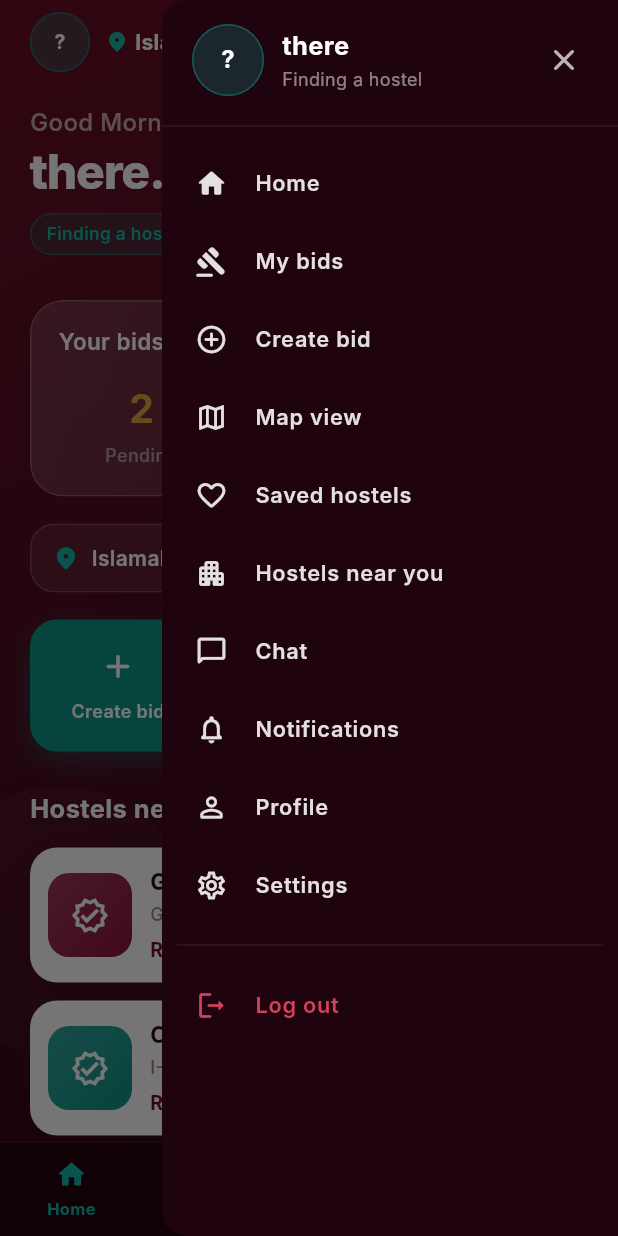
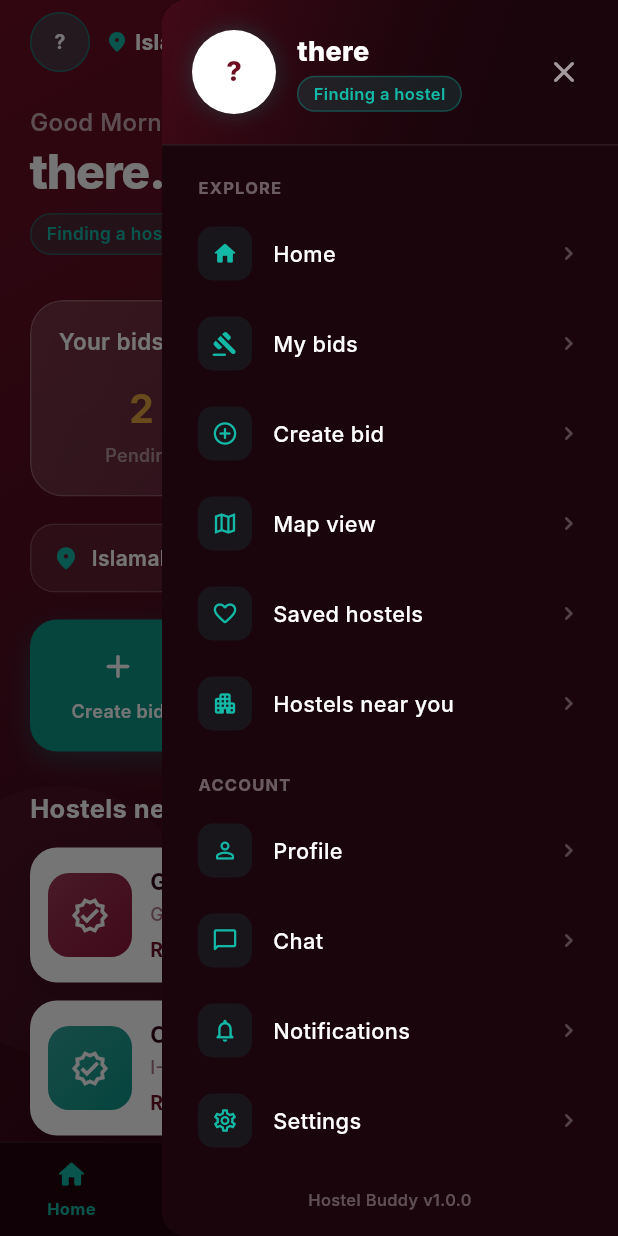
Before and after one commit to student-air/hostel_buddy, a Flutter app: the SeekerHomeView screen opened by its route, in the side drawer, after a tap on "Profile", on a phone screen of 412 x 824 dp. Run offline on Flutter 3.47's test engine with Material 3 defaults, Android fonts, the phone set to English and light mode, and no system bars; our stand-ins replace geocoding, geolocator, get, get_storage, image_cropper, image_picker and 1 more; accounts and stored records are empty; Roboto replaces fonts that are missing (Inter).

```diff
--- a/lib/presentation/seeker_home/views/seeker_home_view.dart
+++ b/lib/presentation/seeker_home/views/seeker_home_view.dart
@@ -887,6 +887,10 @@ class _BottomNav extends StatelessWidget {
 // SIDE DRAWER (opened by notification icon)
 // ═══════════════════════════════════════════
 
+// ═══════════════════════════════════════════
+// SIDE DRAWER
+// ═══════════════════════════════════════════
+
 class _SeekerDrawer extends StatelessWidget {
   const _SeekerDrawer({required this.controller});
   final SeekerHomeController controller;
@@ -894,24 +898,44 @@ class _SeekerDrawer extends StatelessWidget {
   @override
   Widget build(BuildContext context) {
     return Drawer(
-      backgroundColor: const Color(0xFF1F030E),
+      backgroundColor: const Color(0xFF1A050C),
       child: SafeArea(
         child: Column(
           crossAxisAlignment: CrossAxisAlignment.stretch,
           children: [
-            Padding(
-              padding: const EdgeInsets.fromLTRB(20, 16, 12, 8),
+            // ── Header ──
+            Container(
+              padding: const EdgeInsets.fromLTRB(20, 20, 12, 20),
+              decoration: BoxDecoration(
+                gradient: LinearGradient(
+                  begin: Alignment.topLeft,
+                  end: Alignment.bottomRight,
+                  colors: [
+                    AppColors.primary.withValues(alpha: 0.5),
+                    Colors.transparent,
+                  ],
+                ),
+              ),
               child: Row(
                 children: [
-                  Container(
-                    width: 48,
-                    height: 48,
+                  // Avatar
+                  GestureDetector(
+                    onTap: () {
+                      Navigator.pop(context);
+                      controller.onProfile();
+                    },
+                    child: Container(
+                      width: 56,
+                      height: 56,
                       decoration: BoxDecoration(
                         shape: BoxShape.circle,
-                      color: AppColors.accent.withValues(alpha: 0.25),
-                      border: Border.all(
-                        color: AppColors.accent.withValues(alpha: 0.5),
+                        color: Colors.white,
+                        boxShadow: [
+                          BoxShadow(
+                            color: AppColors.accent.withValues(alpha: 0.3),
+                            blurRadius: 12,
                           ),
+                        ],
                       ),
                       alignment: Alignment.center,
                       child: Obx(() {
@@ -919,14 +943,15 @@ class _SeekerDrawer extends StatelessWidget {
                         return Text(
                           controller.initials,
                           style: const TextStyle(
-                          color: Colors.white,
-                          fontWeight: FontWeight.w700,
-                          fontSize: 16,
+                            color: AppColors.primary,
+                            fontWeight: FontWeight.w800,
+                            fontSize: 18,
                           ),
                         );
                       }),
                     ),
-                  const SizedBox(width: 12),
+                  ),
+                  const SizedBox(width: 14),
                   Expanded(
                     child: Column(
                       crossAxisAlignment: CrossAxisAlignment.start,
@@ -936,18 +961,32 @@ class _SeekerDrawer extends StatelessWidget {
                             controller.userName.value,
                             style: const TextStyle(
                               color: Colors.white,
-                              fontSize: 17,
-                              fontWeight: FontWeight.w700,
+                              fontSize: 18,
+                              fontWeight: FontWeight.w800,
                             ),
                           ),
                         ),
-                        const SizedBox(height: 2),
+                        const SizedBox(height: 3),
                         Obx(
-                          () => Text(
+                          () => Container(
+                            padding: const EdgeInsets.symmetric(
+                              horizontal: 10,
+                              vertical: 3,
+                            ),
+                            decoration: BoxDecoration(
+                              color: AppColors.accent.withValues(alpha: 0.18),
+                              borderRadius: BorderRadius.circular(12),
+                              border: Border.all(
+                                color: AppColors.accent.withValues(alpha: 0.4),
+                              ),
+                            ),
+                            child: Text(
                               controller.userRoleLabel.value,
-                            style: TextStyle(
-                              color: Colors.white.withValues(alpha: 0.5),
-                              fontSize: 12,
+                              style: const TextStyle(
+                                color: AppColors.accentLight,
+                                fontSize: 11,
+                                fontWeight: FontWeight.w600,
+                              ),
                             ),
                           ),
                         ),
@@ -958,17 +997,21 @@ class _SeekerDrawer extends StatelessWidget {
                     onPressed: () => Navigator.pop(context),
                     icon: Icon(
                       Icons.close_rounded,
-                      color: Colors.white.withValues(alpha: 0.7),
+                      color: Colors.white.withValues(alpha: 0.6),
                     ),
                   ),
                 ],
               ),
             ),
-            Divider(color: Colors.white.withValues(alpha: 0.08), height: 24),
+
+            Divider(color: Colors.white.withValues(alpha: 0.08), height: 1),
+
+            // ── Menu ──
             Expanded(
               child: ListView(
-                padding: const EdgeInsets.symmetric(horizontal: 10),
+                padding: const EdgeInsets.fromLTRB(12, 12, 12, 8),
                 children: [
+                  _DrawerSectionLabel('Explore'),
                   _DrawerItem(
                     icon: Icons.home_rounded,
                     label: 'Home',
@@ -1014,6 +1057,17 @@ class _SeekerDrawer extends StatelessWidget {
                       controller.onSeeAllHostels();
                     },
                   ),
+
+                  const SizedBox(height: 8),
+                  _DrawerSectionLabel('Account'),
+                  _DrawerItem(
+                    icon: Icons.person_outline_rounded,
+                    label: 'Profile',
+                    onTap: () {
+                      Navigator.pop(context);
+                      controller.onProfile();
+                    },
+                  ),
                   _DrawerItem(
                     icon: Icons.chat_bubble_outline_rounded,
                     label: 'Chat',
@@ -1031,14 +1085,6 @@ class _SeekerDrawer extends StatelessWidget {
                     },
                   ),
                   _DrawerItem(
-                    icon: Icons.person_outline_rounded,
-                    label: 'Profile',
-                    onTap: () {
-                      Navigator.pop(context);
-                      controller.onProfile();
-                    },
-                  ),
-                  _DrawerItem(
                     icon: Icons.settings_outlined,
                     label: 'Settings',
                     onTap: () {
@@ -1046,10 +1092,12 @@ class _SeekerDrawer extends StatelessWidget {
                       controller.onSettings();
                     },
                   ),
-                  Divider(
-                    color: Colors.white.withValues(alpha: 0.08),
-                    height: 28,
-                  ),
+
+                  const SizedBox(height: 12),
+                  Divider(color: Colors.white.withValues(alpha: 0.08)),
+                  const SizedBox(height: 4),
+
+                  // Logout
                   _DrawerItem(
                     icon: Icons.logout_rounded,
                     label: 'Log out',
@@ -1062,7 +1110,42 @@ class _SeekerDrawer extends StatelessWidget {
                 ],
               ),
             ),
+
+            // ── Footer ──
+            Padding(
+              padding: const EdgeInsets.fromLTRB(20, 8, 20, 16),
+              child: Text(
+                'Hostel Buddy v1.0.0',
+                textAlign: TextAlign.center,
+                style: TextStyle(
+                  color: Colors.white.withValues(alpha: 0.3),
+                  fontSize: 11,
+                  fontWeight: FontWeight.w500,
+                ),
+              ),
+            ),
           ],
+        ),
+      ),
+    );
+  }
+}
+
+class _DrawerSectionLabel extends StatelessWidget {
+  const _DrawerSectionLabel(this.label);
+  final String label;
+
+  @override
+  Widget build(BuildContext context) {
+    return Padding(
+      padding: const EdgeInsets.fromLTRB(12, 8, 12, 6),
+      child: Text(
+        label.toUpperCase(),
+        style: TextStyle(
+          color: Colors.white.withValues(alpha: 0.35),
+          fontSize: 11,
+          fontWeight: FontWeight.w700,
+          letterSpacing: 0.8,
         ),
       ),
     );
@@ -1084,24 +1167,50 @@ class _DrawerItem extends StatelessWidget {
 
   @override
   Widget build(BuildContext context) {
-    final color = danger
-        ? AppColors.error
-        : Colors.white.withValues(alpha: 0.88);
+    final color = danger ? AppColors.error : Colors.white;
+    final iconColor = danger ? AppColors.error : AppColors.accentLight;
 
-    return ListTile(
+    return Material(
+      color: Colors.transparent,
+      child: InkWell(
         onTap: onTap,
-      shape: RoundedRectangleBorder(borderRadius: BorderRadius.circular(12)),
-      leading: Icon(icon, color: color, size: 22),
-      title: Text(
+        borderRadius: BorderRadius.circular(14),
+        child: Padding(
+          padding: const EdgeInsets.symmetric(horizontal: 12, vertical: 12),
+          child: Row(
+            children: [
+              Container(
+                width: 36,
+                height: 36,
+                decoration: BoxDecoration(
+                  color: danger
+                      ? AppColors.error.withValues(alpha: 0.12)
+                      : AppColors.accent.withValues(alpha: 0.12),
+                  borderRadius: BorderRadius.circular(10),
+                ),
+                child: Icon(icon, size: 18, color: iconColor),
+              ),
+              const SizedBox(width: 14),
+              Expanded(
+                child: Text(
                   label,
                   style: TextStyle(
                     color: color,
                     fontSize: 14.5,
-          fontWeight: FontWeight.w600,
+                    fontWeight: FontWeight.w500,
                   ),
                 ),
-      dense: true,
-      contentPadding: const EdgeInsets.symmetric(horizontal: 12, vertical: 2),
+              ),
+              if (!danger)
+                Icon(
+                  Icons.chevron_right_rounded,
+                  size: 18,
+                  color: Colors.white.withValues(alpha: 0.25),
+                ),
+            ],
+          ),
+        ),
+      ),
     );
   }
 }
```
Lines whose indentation alone changed are shown as unchanged.
